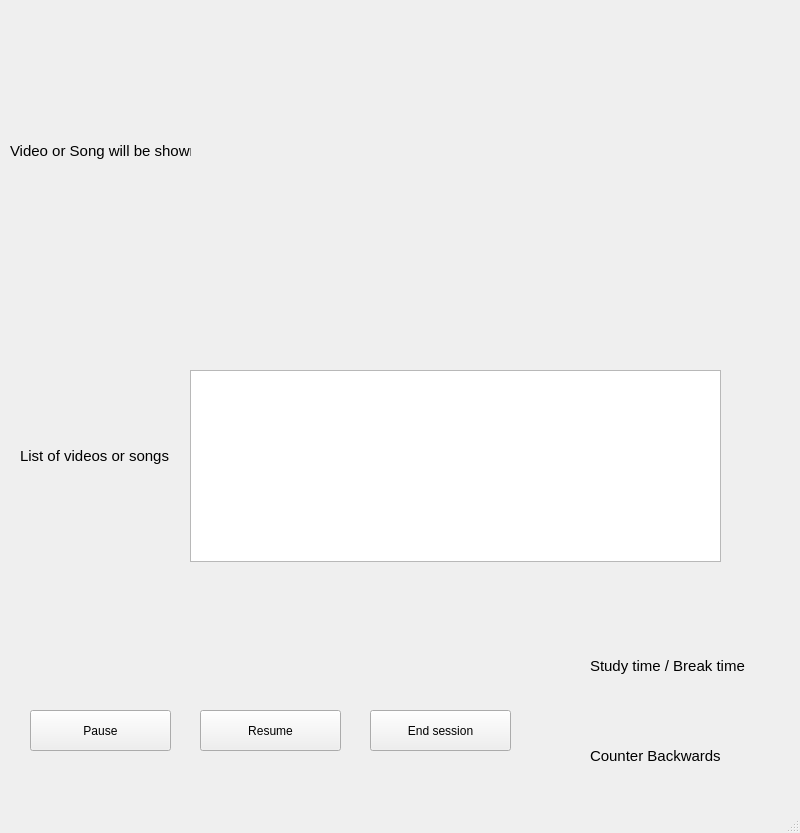
Above: gui_pomodoro_session.ui from zgjimzhubajj/Student-Assistant before the change. Below: the same form after it.
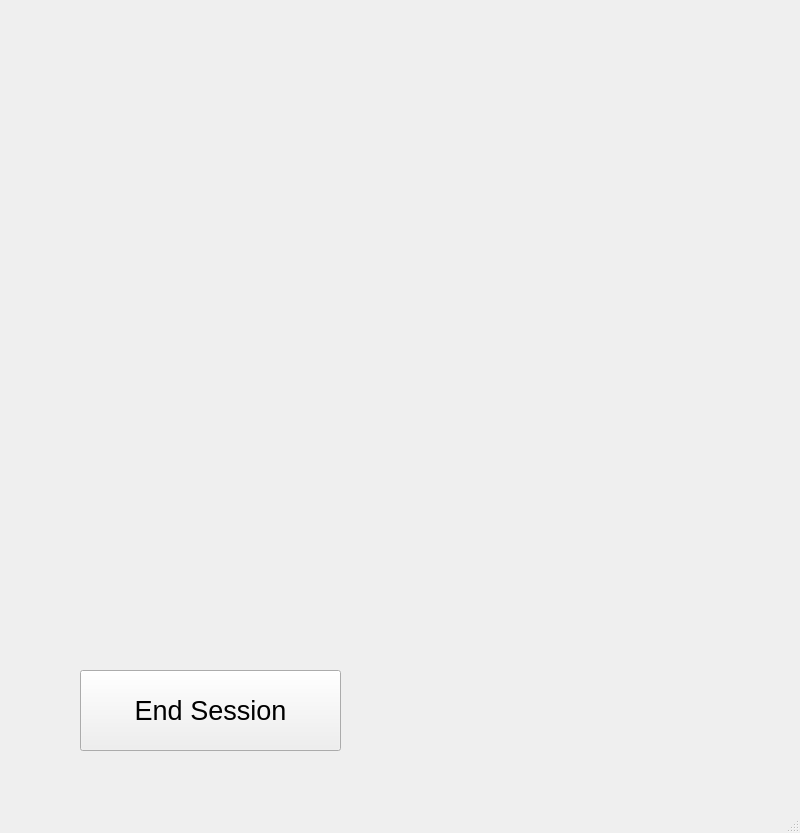
That is the form after the change.

Commit message: The Pomodoro feataure is almost finished with the timer and the images, one push needed after this and it will be finished

```diff
--- a/gui_pomodoro_session.ui
+++ b/gui_pomodoro_session.ui
@@ -14,41 +14,13 @@
    <string>pomodoro session</string>
   </property>
   <widget class="QWidget" name="centralwidget">
-   <widget class="QListWidget" name="list_widget_name_of_media">
-    <property name="geometry">
-     <rect>
-      <x>190</x>
-      <y>370</y>
-      <width>531</width>
-      <height>192</height>
-     </rect>
-    </property>
-   </widget>
-   <widget class="QLabel" name="label">
-    <property name="geometry">
-     <rect>
-      <x>20</x>
-      <y>430</y>
-      <width>151</width>
-      <height>51</height>
-     </rect>
-    </property>
-    <property name="font">
-     <font>
-      <pointsize>11</pointsize>
-     </font>
-    </property>
-    <property name="text">
-     <string>List of videos or songs</string>
-    </property>
-   </widget>
-   <widget class="QLabel" name="label_2">
+   <widget class="QLabel" name="lbl_image">
     <property name="geometry">
      <rect>
       <x>10</x>
-      <y>120</y>
-      <width>181</width>
-      <height>61</height>
+      <y>0</y>
+      <width>781</width>
+      <height>571</height>
      </rect>
     </property>
     <property name="font">
@@ -57,82 +29,61 @@
      </font>
     </property>
     <property name="text">
-     <string>Video or Song will be shown</string>
-    </property>
-   </widget>
-   <widget class="QPushButton" name="btn_pause">
-    <property name="geometry">
-     <rect>
-      <x>30</x>
-      <y>710</y>
-      <width>141</width>
-      <height>41</height>
-     </rect>
-    </property>
-    <property name="text">
-     <string>Pause</string>
-    </property>
-   </widget>
-   <widget class="QPushButton" name="btn_resume">
-    <property name="geometry">
-     <rect>
-      <x>200</x>
-      <y>710</y>
-      <width>141</width>
-      <height>41</height>
-     </rect>
-    </property>
-    <property name="text">
-     <string>Resume</string>
+     <string/>
     </property>
    </widget>
    <widget class="QPushButton" name="btn_end_session">
     <property name="geometry">
      <rect>
-      <x>370</x>
-      <y>710</y>
-      <width>141</width>
-      <height>41</height>
+      <x>80</x>
+      <y>670</y>
+      <width>261</width>
+      <height>81</height>
      </rect>
     </property>
+    <property name="font">
+     <font>
+      <pointsize>20</pointsize>
+     </font>
+    </property>
     <property name="text">
-     <string>End session</string>
+     <string>End Session</string>
     </property>
    </widget>
    <widget class="QLabel" name="lbl_backwards_counter">
     <property name="geometry">
      <rect>
-      <x>590</x>
-      <y>720</y>
-      <width>231</width>
-      <height>71</height>
+      <x>430</x>
+      <y>680</y>
+      <width>261</width>
+      <height>81</height>
      </rect>
     </property>
     <property name="font">
      <font>
-      <pointsize>11</pointsize>
+      <pointsize>48</pointsize>
      </font>
     </property>
     <property name="text">
-     <string>Counter Backwards</string>
+     <string/>
     </property>
    </widget>
    <widget class="QLabel" name="lbl_study_break_condition">
     <property name="geometry">
      <rect>
-      <x>590</x>
-      <y>640</y>
-      <width>171</width>
+      <x>460</x>
+      <y>590</y>
+      <width>331</width>
       <height>51</height>
      </rect>
     </property>
     <property name="font">
      <font>
-      <pointsize>11</pointsize>
+      <pointsize>14</pointsize>
      </font>
     </property>
     <property name="text">
-     <string>Study time / Break time</string>
+     <string/>
     </property>
    </widget>
   </widget>
```
The commit also changes 16 other files.
